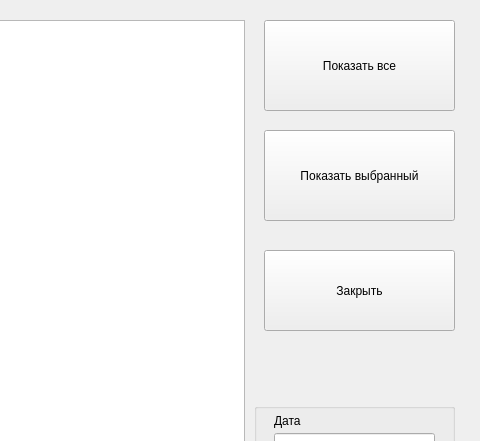
Before: the Qt Designer form sqlfilter.ui in SergeyPesterevD-TEST/Abest2, drawn with Qt 5; both pictures show x 886 to 1366 and y 0 to 441 of the 1366 by 768 pixel window.
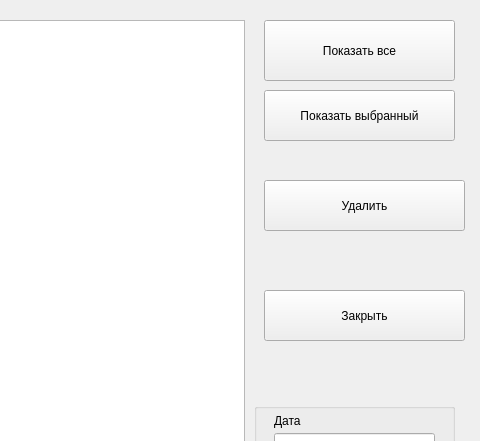
After: the same form once the commit is applied.

```diff
--- a/sqlfilter.ui
+++ b/sqlfilter.ui
@@ -19,7 +19,7 @@
      <x>1150</x>
      <y>20</y>
      <width>191</width>
-     <height>91</height>
+     <height>61</height>
     </rect>
    </property>
    <property name="text">
@@ -30,9 +30,9 @@
    <property name="geometry">
     <rect>
      <x>1150</x>
-     <y>250</y>
-     <width>191</width>
-     <height>81</height>
+     <y>290</y>
+     <width>201</width>
+     <height>51</height>
     </rect>
    </property>
    <property name="text">
@@ -64,9 +64,9 @@
    <property name="geometry">
     <rect>
      <x>1150</x>
-     <y>130</y>
+     <y>90</y>
      <width>191</width>
-     <height>91</height>
+     <height>51</height>
     </rect>
    </property>
    <property name="text">
@@ -181,6 +181,19 @@
     </property>
    </widget>
   </widget>
+  <widget class="QPushButton" name="pushButton_4">
+   <property name="geometry">
+    <rect>
+     <x>1150</x>
+     <y>180</y>
+     <width>201</width>
+     <height>51</height>
+    </rect>
+   </property>
+   <property name="text">
+    <string>Удалить</string>
+   </property>
+  </widget>
  </widget>
  <resources/>
  <connections/>
```
